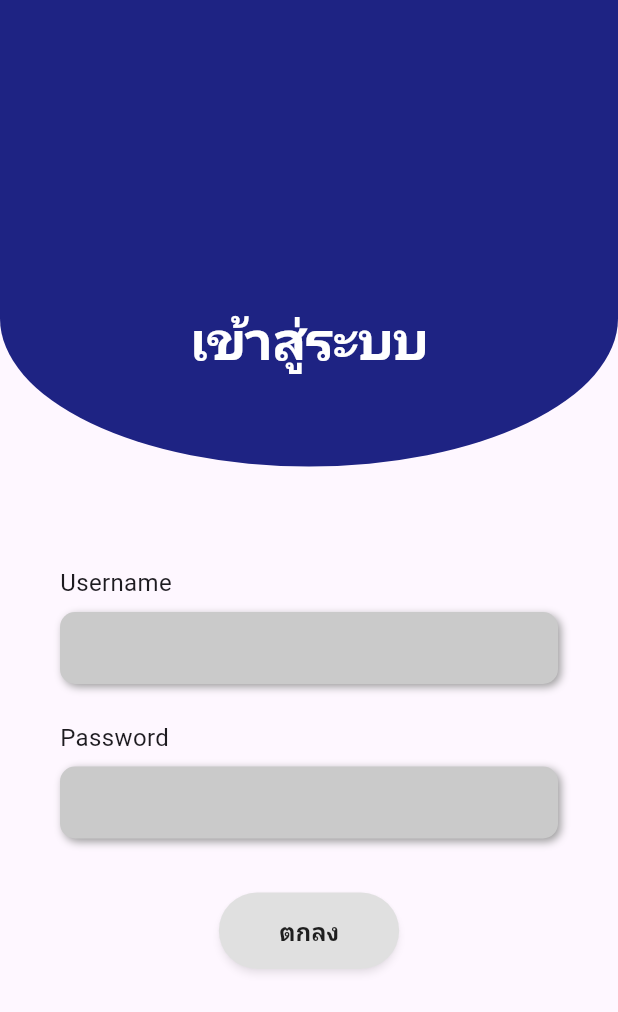
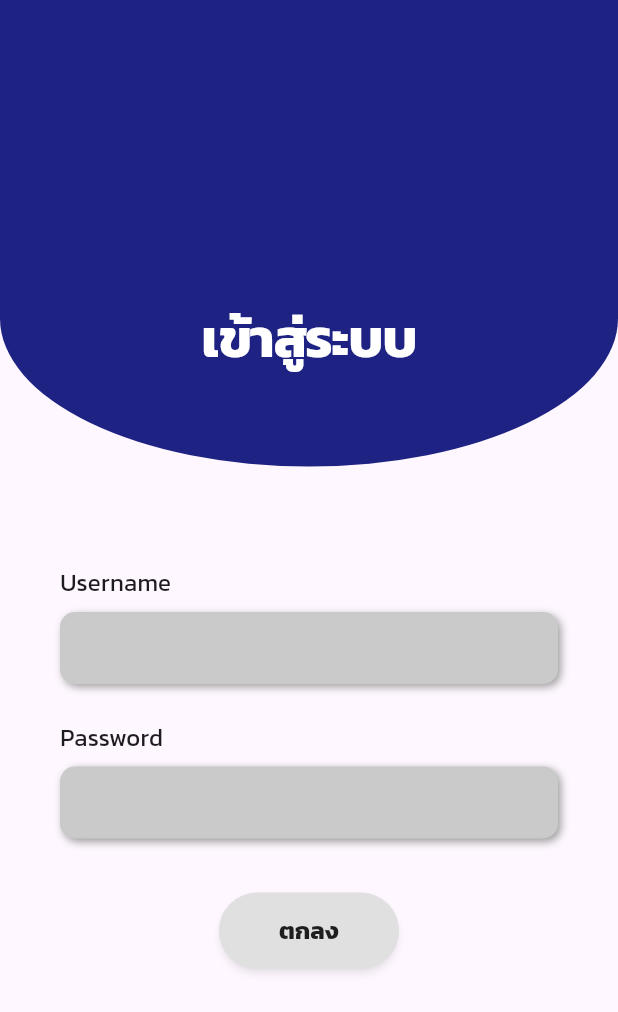
Before and after one commit to TanawanUr/class_attendance_management_system, a Flutter app: the screen it shows after launch, on a phone screen of 412 x 824 dp. Shown: the top 1012 px of the screen. Run offline on Flutter 3.47's test engine with Material 3 defaults, Android fonts, the phone set to English and light mode, and no system bars.

Commit message:
add Kanit font

```diff
--- a/lib/main.dart
+++ b/lib/main.dart
@@ -10,7 +10,10 @@ class MyApp extends StatelessWidget {
     return MaterialApp(
       debugShowCheckedModeBanner: false,
       title: 'Student App',
-      theme: ThemeData(primarySwatch: Colors.blue),
+      theme: ThemeData(
+        fontFamily: 'Kanit',
+        primarySwatch: Colors.blue
+      ),
       initialRoute: '/',
       routes: {
         '/': (context) => LoginScreen(),
```
Also changed, not shown: pubspec.yaml (+25 -6 lines), assets/fonts/Kanit-Black.ttf (added), assets/fonts/Kanit-BlackItalic.ttf (added), assets/fonts/Kanit-Bold.ttf (added), assets/fonts/Kanit-BoldItalic.ttf (added), assets/fonts/Kanit-ExtraBold.ttf (added), assets/fonts/Kanit-ExtraBoldItalic.ttf (added), assets/fonts/Kanit-ExtraLight.ttf (added), assets/fonts/Kanit-ExtraLightItalic.ttf (added), assets/fonts/Kanit-Italic.ttf (added), assets/fonts/Kanit-Light.ttf (added), assets/fonts/Kanit-LightItalic.ttf (added), assets/fonts/Kanit-Medium.ttf (added), assets/fonts/Kanit-MediumItalic.ttf (added), 5 more files.
